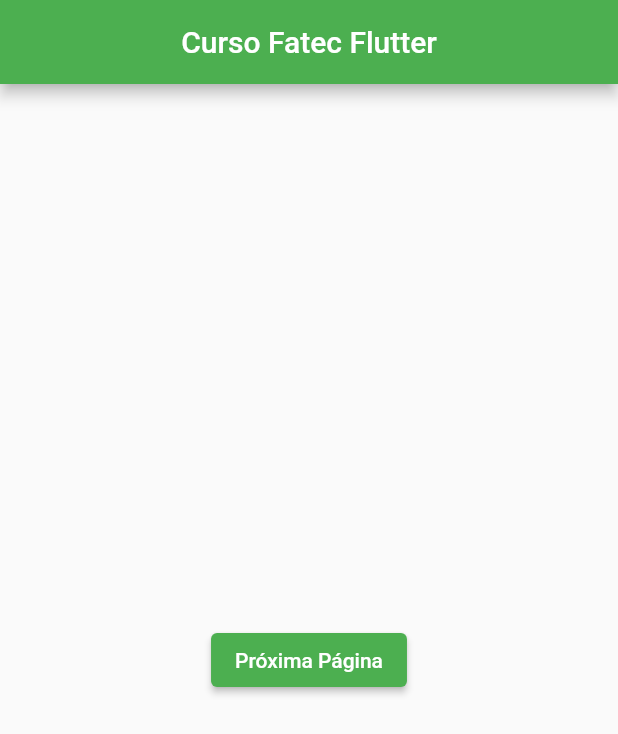
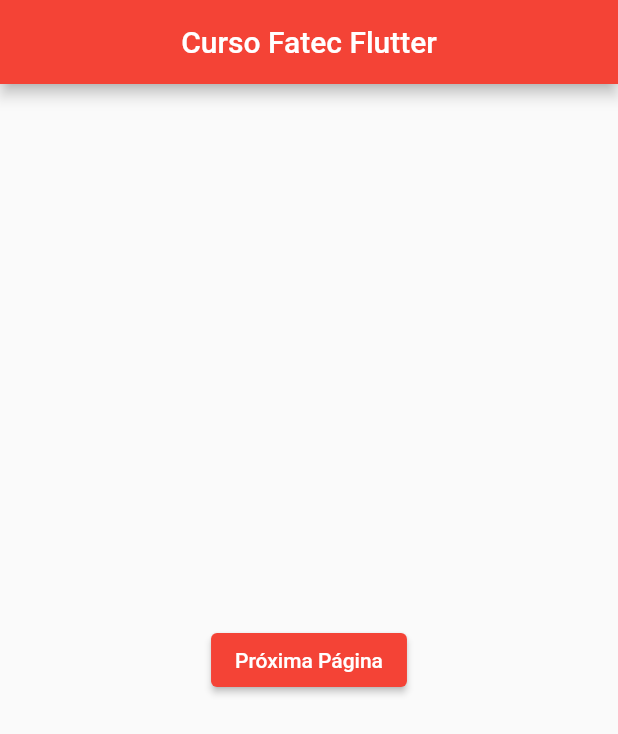
Before and after one commit to sidneyojr/app_curso, a Flutter app: the screen it shows after launch, on a phone screen of 412 x 824 dp. Shown: the top 734 px of the screen. Run offline on Flutter 3.47's test engine with Material 2 defaults, Android fonts, the phone set to English and light mode, and no system bars.

Commit message:
Teste cor dev build2

```diff
--- a/lib/main.dart
+++ b/lib/main.dart
@@ -15,7 +15,7 @@
       debugShowCheckedModeBanner: false,
       title: 'Curso Fatec Flutter',
       theme: ThemeData(
-        primarySwatch: Colors.green,
+        primarySwatch: Colors.red,
       ),
       home: const Home(),
     );
```
Also changed, not shown: 3 other files.
